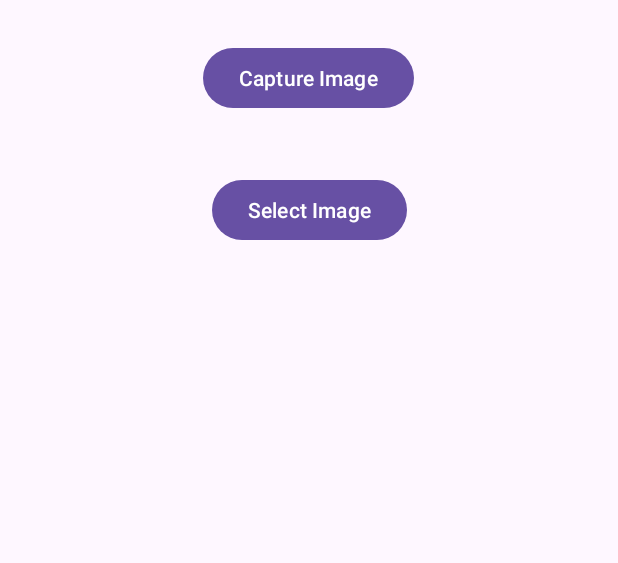
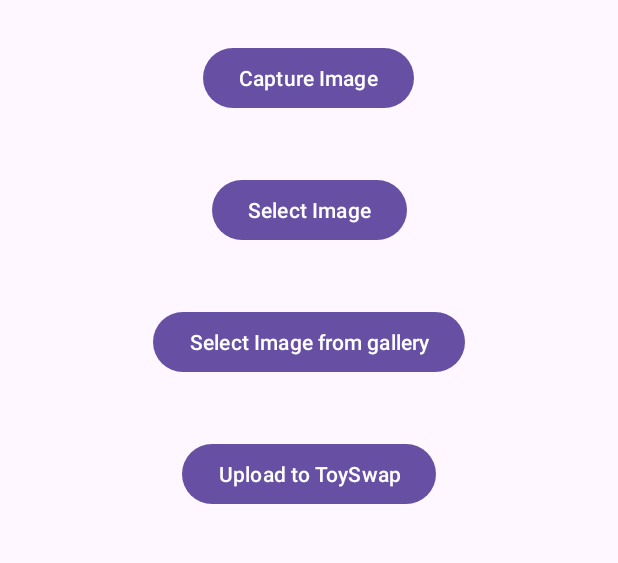
Before and after one commit to mmoazam/CameraTest, an Android app: the CameraActivity screen opened directly, with no data from a screen before it, on a phone screen of 412 x 824 dp, the part 492-1055 px from its top. Run offline under Robolectric (Android 15) with nearby library versions, the phone set to English and light mode, and no system bars.

Commit message:
add upload to toyswap button

```diff
--- a/app/src/main/AndroidManifest.xml
+++ b/app/src/main/AndroidManifest.xml
@@ -2,6 +2,7 @@
 <manifest xmlns:android="http://schemas.android.com/apk/res/android"
     xmlns:tools="http://schemas.android.com/tools">
 
+    <uses-permission android:name="android.permission.INTERNET"/>
     <application
         android:allowBackup="true"
         android:dataExtractionRules="@xml/data_extraction_rules"
--- a/app/src/main/java/com/example/cameratest/CameraActivity.java
+++ b/app/src/main/java/com/example/cameratest/CameraActivity.java
@@ -7,12 +7,16 @@ import android.provider.MediaStore;
 import android.view.View;
 import android.widget.Button;
 import android.widget.ImageView;
+import android.widget.Toast;
 import androidx.activity.result.ActivityResult;
 import androidx.activity.result.ActivityResultCallback;
 import androidx.activity.result.ActivityResultLauncher;
 import androidx.activity.result.contract.ActivityResultContracts;
 import androidx.appcompat.app.AppCompatActivity;
 import android.os.Bundle;
+
+import java.io.ByteArrayOutputStream;
+import java.io.IOException;
 
 public class CameraActivity extends AppCompatActivity {
 
@@ -21,14 +25,18 @@ public class CameraActivity extends AppCompatActivity {
 
     Button buttonGallery;
 
+    Button buttonUpload;
+
+    Bitmap bitmap;
+
     @Override
     protected void onCreate(Bundle savedInstanceState) {
         super.onCreate(savedInstanceState);
         setContentView(R.layout.activity_camera);
 
         imageView = findViewById(R.id.cameraImage);
+
         buttonCamera = findViewById(R.id.buttonCamera);
-
         buttonCamera.setOnClickListener(new View.OnClickListener() {
             @Override
             public void onClick(View view) {
@@ -39,11 +47,18 @@ public class CameraActivity extends AppCompatActivity {
 
 
         buttonGallery = findViewById(R.id.buttonGallery);
-
         buttonGallery.setOnClickListener(new View.OnClickListener() {
             @Override
             public void onClick(View view) {
                 openGallery(view);
+            }
+        });
+
+        buttonUpload = findViewById(R.id.buttonSelectFromGallery);
+        buttonUpload.setOnClickListener(new View.OnClickListener() {
+            @Override
+            public void onClick(View view) {
+                uploadImage(view);
             }
         });
 
@@ -63,8 +78,7 @@ public class CameraActivity extends AppCompatActivity {
                             if (result.getResultCode() == RESULT_OK) {
                                 assert result.getData() != null;
                                 Bundle bundle = result.getData().getExtras();
-                                Bitmap bitmap = (Bitmap) bundle.get("data");
-                                bitmap.compress(Bitmap.CompressFormat.PNG, 100, null);
+                                bitmap = (Bitmap) bundle.get("data");
                                 imageView.setImageBitmap(bitmap);
                             }
                         }
@@ -85,4 +99,27 @@ public class CameraActivity extends AppCompatActivity {
                 }
             });
 
+    public void uploadImage(View view) {
+        Intent intent = new Intent(Intent.ACTION_PICK, MediaStore.Images.Media.EXTERNAL_CONTENT_URI);
+        uploadLauncher.launch(intent);
+    }
+
+    ActivityResultLauncher<Intent> uploadLauncher = registerForActivityResult(new ActivityResultContracts.StartActivityForResult(),
+            new ActivityResultCallback<ActivityResult>() {
+                @Override
+                public void onActivityResult(ActivityResult result) {
+                    if (result.getResultCode() == RESULT_OK) {
+                        Intent data = result.getData();
+                        assert data != null;
+                        Uri imageUri = data.getData();
+                        try {
+                            bitmap = MediaStore.Images.Media.getBitmap(getContentResolver(), imageUri);
+                            imageView.setImageBitmap(bitmap);
+                        } catch (IOException e) {
+                            throw new RuntimeException(e);
+                        }
+                    }
+                }
+            });
+
 } // end of CameraActivity
--- a/app/src/main/res/layout/activity_camera.xml
+++ b/app/src/main/res/layout/activity_camera.xml
@@ -39,12 +39,35 @@
         android:layout_height="wrap_content"
         android:layout_marginTop="40dp"
         android:contentDescription="select image button"
-        android:scaleType="centerCrop"
         android:src="@drawable/ic_launcher_background"
         android:text="Select Image"
         app:layout_constraintEnd_toEndOf="parent"
         app:layout_constraintStart_toStartOf="parent"
         app:layout_constraintTop_toBottomOf="@+id/buttonCamera" />
 
+    <Button
+        android:id="@+id/buttonSelectFromGallery"
+        android:layout_width="wrap_content"
+        android:layout_height="wrap_content"
+        android:layout_marginTop="40dp"
+        android:contentDescription="Select image button"
+        android:src="@drawable/ic_launcher_background"
+        android:text="Select Image from gallery"
+        app:layout_constraintEnd_toEndOf="parent"
+        app:layout_constraintStart_toStartOf="parent"
+        app:layout_constraintTop_toBottomOf="@+id/buttonGallery" />
+
+
+    <Button
+        android:id="@+id/buttonUploadToServer"
+        android:layout_width="wrap_content"
+        android:layout_height="wrap_content"
+        android:layout_marginTop="40dp"
+        android:contentDescription="Upload to ToySwap button"
+        android:src="@drawable/ic_launcher_background"
+        android:text="Upload to ToySwap"
+        app:layout_constraintEnd_toEndOf="parent"
+        app:layout_constraintStart_toStartOf="parent"
+        app:layout_constraintTop_toBottomOf="@+id/buttonSelectFromGallery" />
 
 </androidx.constraintlayout.widget.ConstraintLayout>
```
